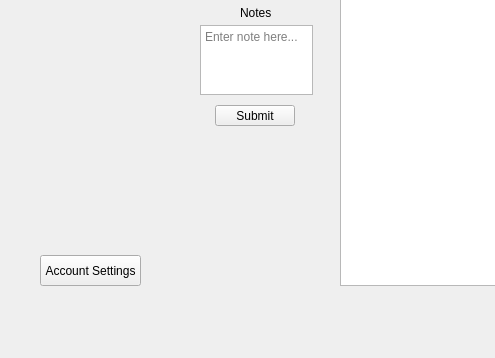
The window that FinanceCalculatorV2/finance_page.ui (UnitedPuggs/FinanceCalculatorV2) describes before a commit, drawn with Qt 5; both pictures show x 0 to 495 and y 235 to 593 of the 1198 by 593 pixel window.
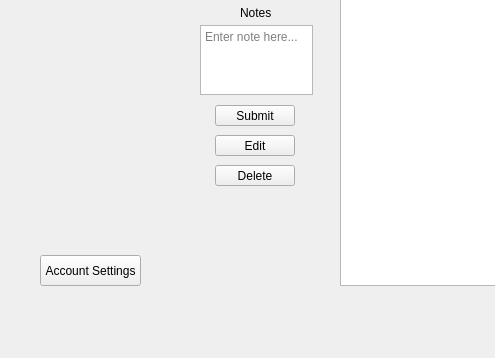
The same window after the commit.

```diff
--- a/FinanceCalculatorV2/finance_page.ui
+++ b/FinanceCalculatorV2/finance_page.ui
@@ -22,7 +22,7 @@
      <rect>
       <x>140</x>
       <y>50</y>
-      <width>821</width>
+      <width>1001</width>
       <height>521</height>
      </rect>
     </property>
@@ -193,6 +193,32 @@
        <string>Enter note here...</string>
       </property>
      </widget>
+     <widget class="QPushButton" name="editButton">
+      <property name="geometry">
+       <rect>
+        <x>75</x>
+        <y>320</y>
+        <width>80</width>
+        <height>21</height>
+       </rect>
+      </property>
+      <property name="text">
+       <string>Edit</string>
+      </property>
+     </widget>
+     <widget class="QPushButton" name="deleteButton">
+      <property name="geometry">
+       <rect>
+        <x>75</x>
+        <y>350</y>
+        <width>80</width>
+        <height>21</height>
+       </rect>
+      </property>
+      <property name="text">
+       <string>Delete</string>
+      </property>
+     </widget>
     </widget>
     <widget class="QWidget" name="paycheckPage"/>
    </widget>
```
Left out of the diff: 51 changed lines with no effect on the pictures.
